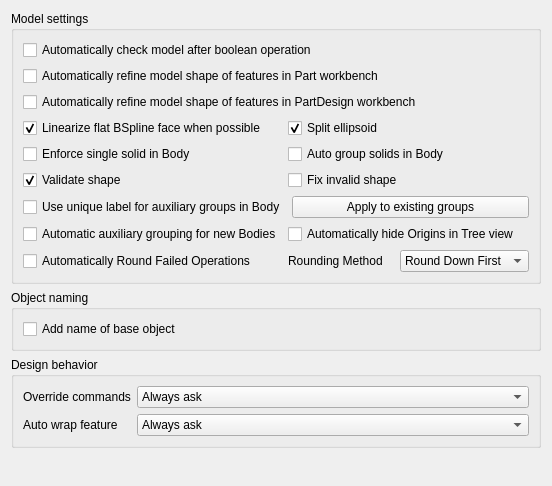
scottmudge/FreeCAD, file src/Mod/Part/Gui/DlgSettingsGeneral.ui: the form before one commit.
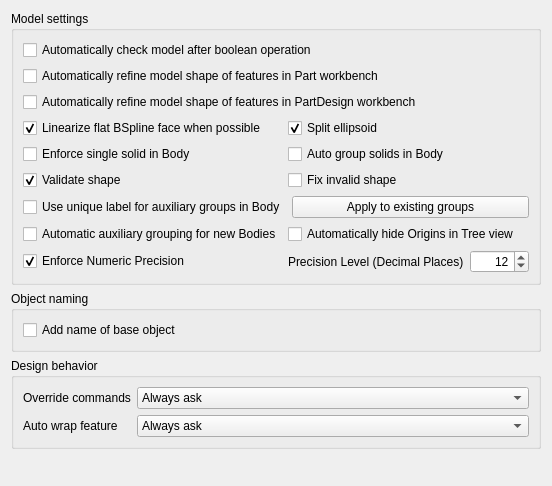
The form after the commit. Custom widgets are drawn as their Qt base class.

Commit message: Changed settings to use precision instead of rounding.

Diff of the .ui file:
```diff
--- a/src/Mod/Part/Gui/DlgSettingsGeneral.ui
+++ b/src/Mod/Part/Gui/DlgSettingsGeneral.ui
@@ -230,12 +230,15 @@
        </widget>
       </item>
       <item row="8" column="0">
-       <widget class="Gui::PrefCheckBox" name="checkAutoRoundOperations">
+       <widget class="Gui::PrefCheckBox" name="checkEnforceOpsPrecision">
         <property name="toolTip">
          <string>Automatically round operations which have failed. For example, a chamfer which is set to exactly the length of an edge may fail due to being slightly over the edge length, so rounding down to just below the edge length will lead to a successful chamfer.</string>
         </property>
         <property name="text">
-         <string>Automatically Round Failed Operations</string>
+         <string>Enforce Numeric Precision</string>
+        </property>
+        <property name="checked">
+         <bool>true</bool>
         </property>
         <property name="prefPath" stdset="0">
          <cstring>Mod/Part</cstring>
@@ -249,38 +252,49 @@
        <layout class="QHBoxLayout" name="horizontalLayout_2">
         <item>
          <widget class="QLabel" name="label_3">
+          <property name="sizePolicy">
+           <sizepolicy hsizetype="Maximum" vsizetype="Preferred">
+            <horstretch>0</horstretch>
+            <verstretch>0</verstretch>
+           </sizepolicy>
+          </property>
+          <property name="baseSize">
+           <size>
+            <width>0</width>
+            <height>0</height>
+           </size>
+          </property>
           <property name="text">
-           <string>Rounding Method</string>
+           <string>Precision Level (Decimal Places)</string>
           </property>
          </widget>
         </item>
         <item>
-         <widget class="Gui::PrefComboBox" name="comboBoxRoundingMethod">
+         <widget class="Gui::PrefSpinBox" name="spinBoxPrecisionLevel">
           <property name="toolTip">
            <string>Rounding method used for automatic rounding of failed operations.\n'Round down first' will first attempt to round down, before attempting to round up.\n'Round up first' will attempt to round up, before attempting to round down.</string>
           </property>
-          <property name="currentText">
-           <string>Round Down First</string>
+          <property name="alignment">
+           <set>Qt::AlignRight|Qt::AlignTrailing|Qt::AlignVCenter</set>
           </property>
-          <property name="currentIndex">
-           <number>0</number>
+          <property name="suffix">
+           <string/>
+          </property>
+          <property name="minimum">
+           <number>1</number>
+          </property>
+          <property name="maximum">
+           <number>34</number>
+          </property>
+          <property name="value">
+           <number>12</number>
+          </property>
+          <property name="prefEntry" stdset="0">
+           <cstring>OpsPrecisionLevel</cstring>
           </property>
           <property name="prefPath" stdset="0">
            <cstring>Mod/Part</cstring>
           </property>
-          <property name="prefEntry" stdset="0">
-           <cstring>OpsRoundingMethod</cstring>
-          </property>
-          <item>
-           <property name="text">
-            <string>Round Down First</string>
-           </property>
-          </item>
-          <item>
-           <property name="text">
-            <string>Round Up First</string>
-           </property>
-          </item>
          </widget>
         </item>
        </layout>
@@ -429,6 +443,11 @@
    <extends>QComboBox</extends>
    <header>Gui/PrefWidgets.h</header>
   </customwidget>
+  <customwidget>
+   <class>Gui::PrefSpinBox</class>
+   <extends>QSpinBox</extends>
+   <header>Gui/PrefWidgets.h</header>
+  </customwidget>
  </customwidgets>
  <resources/>
  <connections/>
```
Left out of the diff: 4 changed lines with no effect on the pictures. The commit also changes 4 other files.
